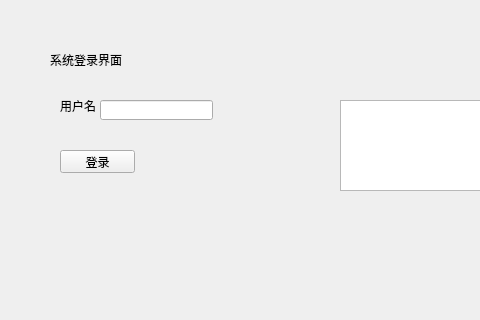
Qt form layin.ui (LuoRunGIt/face_recognition) before a commit; both pictures show x 0 to 480 and y 0 to 320 of the 800 by 600 pixel window.
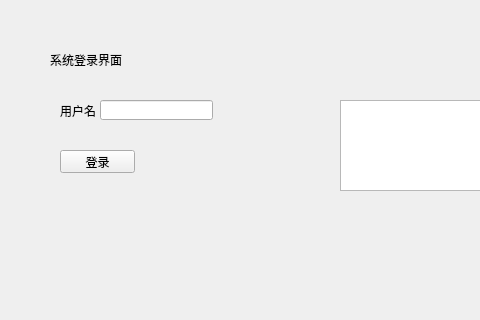
The same form after that commit.

Commit message: 按钮操作

Patch:
```diff
--- a/layin.ui
+++ b/layin.ui
@@ -42,8 +42,8 @@
      <rect>
       <x>60</x>
       <y>100</y>
-      <width>54</width>
-      <height>12</height>
+      <width>41</width>
+      <height>21</height>
      </rect>
     </property>
     <property name="text">
```
The commit also changes 7 other files.
